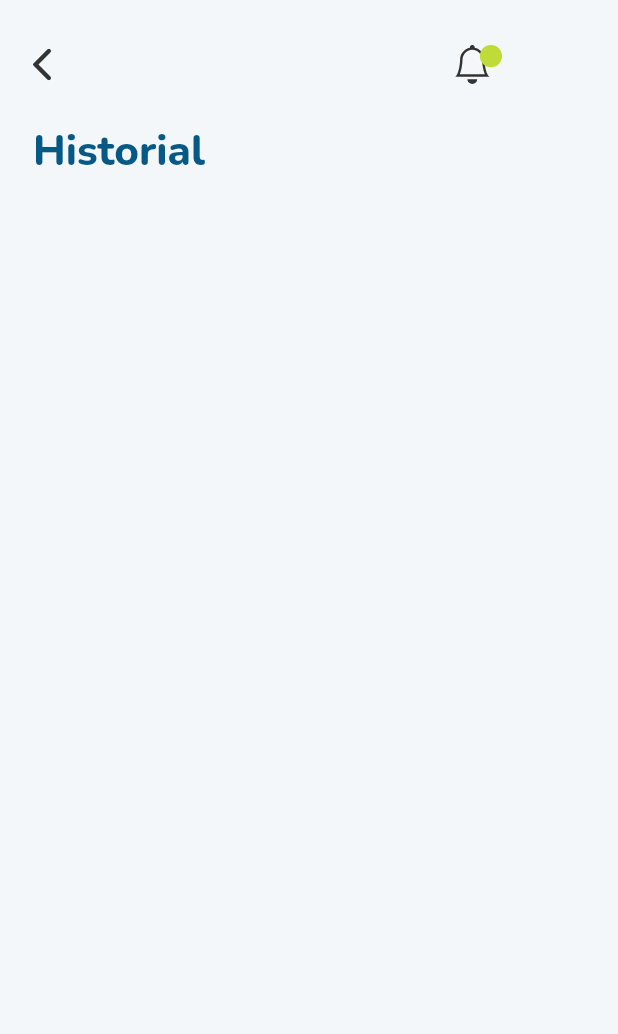
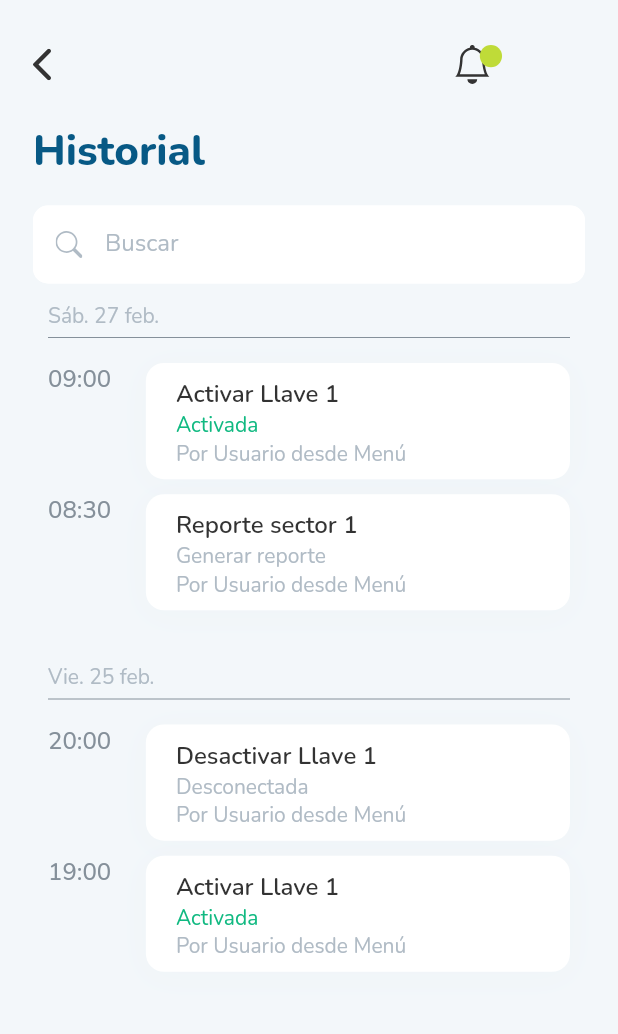
Before and after one commit to Matishock1/ezriegoapp, a Flutter app: the HistorialScreen screen opened by its route, on a phone screen of 412 x 824 dp. Shown: the top 1034 px of the screen. Run offline on Flutter 3.47's test engine with Material 2 defaults, Android fonts, the phone set to English and light mode, and no system bars; our stand-ins replace fl_chart, flutter_svg, gap, get, google_fonts.

Commit message:
pantalla historial

```diff
--- a/lib/controllers/controller_binding.dart
+++ b/lib/controllers/controller_binding.dart
@@ -7,5 +7,6 @@ class ControllerBinding implements Bindings {
     Get.put(TabsController(), permanent: true);
     Get.put(ManguerasController(), permanent: true);
     Get.put(SuelosController(), permanent: true);
+    Get.put(HistorialController(), permanent: true);
   }
 }
--- a/lib/controllers/controllers.dart
+++ b/lib/controllers/controllers.dart
@@ -1,4 +1,5 @@
 export 'package:ezriegoapp/controllers/controller_binding.dart';
+export 'package:ezriegoapp/controllers/historial_controller.dart';
 export 'package:ezriegoapp/controllers/mangueras_controller.dart';
 export 'package:ezriegoapp/controllers/suelos_controller.dart';
 export 'package:ezriegoapp/controllers/tabs_controller.dart';
--- /dev/null
+++ b/lib/controllers/historial_controller.dart
@@ -0,0 +1,32 @@
+import 'package:get/get.dart';
+
+import '../models/models.dart';
+
+class HistorialController extends GetxController {
+  List<Historial> listaHistorial = [
+    Historial(
+        id: 1,
+        titulo: 'Activar Llave 1',
+        estado: 'Activada',
+        hora: '09:00',
+        userLog: 'Por Usuario desde Menú'),
+    Historial(
+        id: 2,
+        titulo: 'Reporte sector 1 ',
+        estado: 'Generar reporte',
+        hora: '08:30',
+        userLog: 'Por Usuario desde Menú'),
+    Historial(
+        id: 3,
+        titulo: 'Desactivar Llave 1',
+        estado: 'Desconectada',
+        hora: '20:00',
+        userLog: 'Por Usuario desde Menú'),
+    Historial(
+        id: 4,
+        titulo: 'Activar Llave 1',
+        estado: 'Activada',
+        hora: '19:00',
+        userLog: 'Por Usuario desde Menú'),
+  ];
+}
--- /dev/null
+++ b/lib/models/historial.dart
@@ -0,0 +1,19 @@
+//Para implementar el historial es necesario tener una lista de dias,
+// los cuales tengan una lista de notificaciones con horas.
+
+class Historial {
+  final int id;
+  final String titulo;
+  final String estado;
+  final String hora;
+
+  final String userLog;
+
+  Historial({
+    required this.id,
+    required this.titulo,
+    required this.estado,
+    required this.hora,
+    required this.userLog,
+  });
+}
--- a/lib/models/models.dart
+++ b/lib/models/models.dart
@@ -1,2 +1,3 @@
+export 'package:ezriegoapp/models/historial.dart';
 export 'package:ezriegoapp/models/magueras.dart';
 export 'package:ezriegoapp/models/suelo.dart';
--- a/lib/routes/routes.dart
+++ b/lib/routes/routes.dart
@@ -35,7 +35,7 @@ class AppRoutes {
         transition: Transition.cupertino),
     GetPage(
         name: HistorialScreen.ruta,
-        page: () => const HistorialScreen(),
+        page: () => HistorialScreen(),
         transition: Transition.cupertino)
   ];
 }
--- a/lib/screens/perfil/historial_screen.dart
+++ b/lib/screens/perfil/historial_screen.dart
@@ -1,9 +1,14 @@
+import 'package:ezriegoapp/constants/colores.dart';
+import 'package:ezriegoapp/controllers/controllers.dart';
 import 'package:ezriegoapp/widgets/widgets.dart';
 import 'package:flutter/material.dart';
+import 'package:get/get.dart';
 
 class HistorialScreen extends StatelessWidget {
-  const HistorialScreen({super.key});
+  HistorialScreen({super.key});
   static String ruta = '/historial_scren';
+
+  final TextEditingController controllerBuscar = TextEditingController();
 
   @override
   Widget build(BuildContext context) {
@@ -25,6 +30,96 @@ class HistorialScreen extends StatelessWidget {
                 ),
               ],
             ),
+            const Gap(19),
+            LoginTextInput(
+                controllerEmail: controllerBuscar,
+                hint: 'Buscar',
+                icono: 'assets/svg/search.svg'),
+            const Gap(12),
+            Padding(
+                padding: const EdgeInsets.symmetric(horizontal: 10),
+                child: Column(
+                  mainAxisSize: MainAxisSize.max,
+                  crossAxisAlignment: CrossAxisAlignment.start,
+                  children: [
+                    Text(
+                      'Sáb. 27 feb.',
+                      style: Theme.of(context)
+                          .textTheme
+                          .bodyLarge!
+                          .copyWith(fontSize: 14, height: 1.364),
+                    ),
+                    const Divider(
+                      color: ColorSettings.textoHuella,
+                      height: 10,
+                    ),
+                    const Gap(12),
+                  ],
+                )),
+            SizedBox(
+              height: 200,
+              child: GetBuilder<HistorialController>(builder: (controller) {
+                return ListView(
+                  shrinkWrap: true,
+                  scrollDirection: Axis.vertical,
+                  children: [
+                    ListView.builder(
+                      shrinkWrap: true,
+                      scrollDirection: Axis.vertical,
+                      physics: const NeverScrollableScrollPhysics(),
+                      itemCount: 2,
+                      itemBuilder: (context, index) {
+                        return RegistroHistorial(
+                          historial: controller.listaHistorial[index],
+                        );
+                      },
+                    ),
+                  ],
+                );
+              }),
+            ),
+            Padding(
+                padding: const EdgeInsets.symmetric(horizontal: 10),
+                child: Column(
+                  mainAxisSize: MainAxisSize.max,
+                  crossAxisAlignment: CrossAxisAlignment.start,
+                  children: [
+                    Text(
+                      'Vie. 25 feb.',
+                      style: Theme.of(context)
+                          .textTheme
+                          .bodyLarge!
+                          .copyWith(fontSize: 14, height: 1.364),
+                    ),
+                    const Divider(
+                      color: ColorSettings.textoHuella,
+                      height: 10,
+                    ),
+                    const Gap(12),
+                  ],
+                )),
+            SizedBox(
+              height: 200,
+              child: GetBuilder<HistorialController>(builder: (controller) {
+                return ListView(
+                  shrinkWrap: true,
+                  scrollDirection: Axis.vertical,
+                  children: [
+                    ListView.builder(
+                      shrinkWrap: true,
+                      scrollDirection: Axis.vertical,
+                      physics: const NeverScrollableScrollPhysics(),
+                      itemCount: 2,
+                      itemBuilder: (context, index) {
+                        return RegistroHistorial(
+                          historial: controller.listaHistorial[index + 2],
+                        );
+                      },
+                    ),
+                  ],
+                );
+              }),
+            ),
           ],
         ),
       ),
--- /dev/null
+++ b/lib/widgets/perfil/registro_historial_widget.dart
@@ -0,0 +1,117 @@
+import 'package:ezriegoapp/constants/colores.dart';
+import 'package:ezriegoapp/models/models.dart';
+import 'package:ezriegoapp/widgets/widgets.dart';
+import 'package:flutter/material.dart';
+import 'package:google_fonts/google_fonts.dart';
+
+class RegistroHistorial extends StatelessWidget {
+  const RegistroHistorial({
+    super.key,
+    required this.historial,
+  });
+
+  final Historial historial;
+
+  @override
+  Widget build(BuildContext context) {
+    return Padding(
+      padding: const EdgeInsets.symmetric(horizontal: 10),
+      child: Column(
+        children: [
+          Row(
+            crossAxisAlignment: CrossAxisAlignment.start,
+            children: [
+              Expanded(
+                  flex: 3,
+                  child: Text(
+                    historial.hora,
+                    style: Theme.of(context).textTheme.bodyLarge!.copyWith(
+                          fontWeight: FontWeight.w500,
+                          height: 1.363,
+                          color: ColorSettings.textoHuella,
+                        ),
+                  )),
+              Expanded(
+                  flex: 13,
+                  child: Container(
+                    height: MediaQuery.of(context).size.height * 0.094,
+                    width: double.infinity,
+                    decoration: BoxDecoration(
+                        color: ColorSettings.blanco,
+                        boxShadow: const [
+                          BoxShadow(
+                              color: ColorSettings.sombraTab2,
+                              offset: Offset(0, 3),
+                              spreadRadius: 1,
+                              blurRadius: 19)
+                        ],
+                        borderRadius: BorderRadius.circular(12)),
+                    child: Material(
+                      color: Colors.transparent,
+                      child: InkWell(
+                        onTap: () {},
+                        borderRadius: BorderRadius.circular(12),
+                        child: Ink(
+                            child: Padding(
+                          padding: const EdgeInsets.symmetric(
+                              vertical: 10, horizontal: 20),
+                          child: Column(
+                            crossAxisAlignment: CrossAxisAlignment.start,
+                            children: [
+                              Text(
+                                historial.titulo,
+                                style: Theme.of(context)
+                                    .textTheme
+                                    .displayMedium!
+                                    .copyWith(
+                                        fontWeight: FontWeight.w600,
+                                        fontSize: 16,
+                                        height: 1.363,
+                                        fontFamily:
+                                            GoogleFonts.nunito().fontFamily),
+                              ),
+                              Text(
+                                historial.estado,
+                                style: Theme.of(context)
+                                    .textTheme
+                                    .bodySmall!
+                                    .copyWith(
+                                        fontSize: 14,
+                                        fontWeight: FontWeight.w400,
+                                        fontFamily:
+                                            GoogleFonts.nunito().fontFamily,
+                                        color: historial.estado == 'Activada'
+                                            ? ColorSettings.primario
+                                            : Theme.of(context)
+                                                .textTheme
+                                                .bodyLarge!
+                                                .color),
+                              ),
+                              Expanded(
+                                  child: Align(
+                                alignment: Alignment.centerLeft,
+                                child: Text(
+                                  historial.userLog,
+                                  style: Theme.of(context)
+                                      .textTheme
+                                      .bodyLarge!
+                                      .copyWith(
+                                        fontSize: 14,
+                                        height: 1.363,
+                                      ),
+                                ),
+                              ))
+                            ],
+                          ),
+                        )),
+                      ),
+                    ),
+                  ))
+            ],
+          ),
+          const Gap(10)
+        ],
+      ),
+    );
+  }
+}
--- a/lib/widgets/programar/boton_programar_horas_widget.dart
+++ b/lib/widgets/programar/boton_programar_horas_widget.dart
@@ -16,7 +16,9 @@ class BotonProgramarHoras extends StatelessWidget {
   @override
   Widget build(BuildContext context) {
     return Container(
-      height: 40,
+      // height: 40,
+      height: MediaQuery.of(context).size.height * 0.045,
+
       width: double.infinity,
       decoration: BoxDecoration(
           color: isActive ? ColorSettings.secundario : ColorSettings.blanco,
--- a/lib/widgets/widgets.dart
+++ b/lib/widgets/widgets.dart
@@ -1,6 +1,7 @@
 export 'package:ezriegoapp/widgets/apbbar.dart';
 export 'package:ezriegoapp/widgets/inicio/login_text_input.dart';
 export 'package:ezriegoapp/widgets/inicio/splash_animation.dart';
+export 'package:ezriegoapp/widgets/perfil/registro_historial_widget.dart';
 export 'package:ezriegoapp/widgets/tabs_widgets/bottom_navigator.dart';
 export 'package:ezriegoapp/widgets/tabs_widgets/custom_drawer.dart';
 export 'package:ezriegoapp/widgets/tabs_widgets/fondo_pantalla.dart';
```
Also changed, not shown: assets/svg/search.svg (added).
